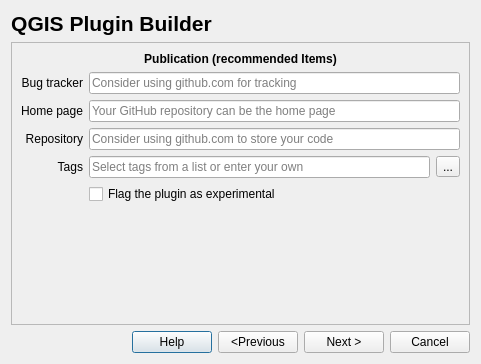
Qt form plugin_builder_dialog_base.ui (g-sherman/Qgis-Plugin-Builder) before a commit.
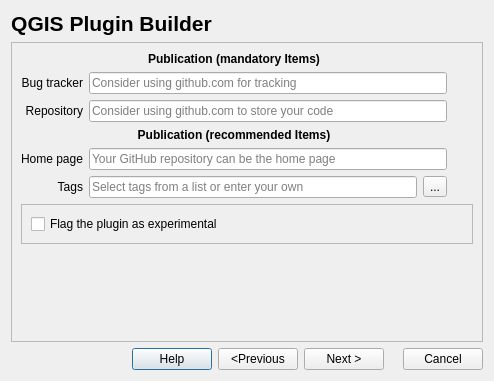
The same form after that commit. The open tabs and pages were chosen to show the change.

Patch:
```diff
--- a/plugin_builder_dialog_base.ui
+++ b/plugin_builder_dialog_base.ui
@@ -6,8 +6,8 @@
    <rect>
     <x>0</x>
     <y>0</y>
-    <width>457</width>
-    <height>364</height>
+    <width>494</width>
+    <height>381</height>
    </rect>
   </property>
   <property name="windowTitle">
@@ -698,7 +698,7 @@
           </font>
          </property>
          <property name="text">
-          <string>Publication (recommended Items)</string>
+          <string>Publication (mandatory Items)</string>
          </property>
          <property name="alignment">
           <set>Qt::AlignCenter</set>
@@ -759,6 +759,66 @@
         </widget>
        </item>
        <item row="2" column="0">
+        <widget class="QLabel" name="repository_label">
+         <property name="minimumSize">
+          <size>
+           <width>0</width>
+           <height>0</height>
+          </size>
+         </property>
+         <property name="maximumSize">
+          <size>
+           <width>16777215</width>
+           <height>16777215</height>
+          </size>
+         </property>
+         <property name="text">
+          <string>Repository</string>
+         </property>
+         <property name="alignment">
+          <set>Qt::AlignRight|Qt::AlignTrailing|Qt::AlignVCenter</set>
+         </property>
+        </widget>
+       </item>
+       <item row="2" column="1">
+        <widget class="QLineEdit" name="repository">
+         <property name="minimumSize">
+          <size>
+           <width>0</width>
+           <height>0</height>
+          </size>
+         </property>
+         <property name="maximumSize">
+          <size>
+           <width>16777215</width>
+           <height>16777215</height>
+          </size>
+         </property>
+         <property name="toolTip">
+          <string>Url of your plugin repository (if you have one)</string>
+         </property>
+         <property name="placeholderText">
+          <string>Consider using github.com to store your code</string>
+         </property>
+        </widget>
+       </item>
+       <item row="3" column="0" colspan="2">
+        <widget class="QLabel" name="optional_items_label_2">
+         <property name="font">
+          <font>
+           <weight>75</weight>
+           <bold>true</bold>
+          </font>
+         </property>
+         <property name="text">
+          <string>Publication (recommended Items)</string>
+         </property>
+         <property name="alignment">
+          <set>Qt::AlignCenter</set>
+         </property>
+        </widget>
+       </item>
+       <item row="4" column="0">
         <widget class="QLabel" name="homepage_label">
          <property name="minimumSize">
           <size>
@@ -780,7 +840,7 @@
          </property>
         </widget>
        </item>
-       <item row="2" column="1">
+       <item row="4" column="1">
         <widget class="QLineEdit" name="homepage">
          <property name="minimumSize">
           <size>
@@ -802,51 +862,7 @@
          </property>
         </widget>
        </item>
-       <item row="3" column="0">
-        <widget class="QLabel" name="repository_label">
-         <property name="minimumSize">
-          <size>
-           <width>0</width>
-           <height>0</height>
-          </size>
-         </property>
-         <property name="maximumSize">
-          <size>
-           <width>16777215</width>
-           <height>16777215</height>
-          </size>
-         </property>
-         <property name="text">
-          <string>Repository</string>
-         </property>
-         <property name="alignment">
-          <set>Qt::AlignRight|Qt::AlignTrailing|Qt::AlignVCenter</set>
-         </property>
-        </widget>
-       </item>
-       <item row="3" column="1">
-        <widget class="QLineEdit" name="repository">
-         <property name="minimumSize">
-          <size>
-           <width>0</width>
-           <height>0</height>
-          </size>
-         </property>
-         <property name="maximumSize">
-          <size>
-           <width>16777215</width>
-           <height>16777215</height>
-          </size>
-         </property>
-         <property name="toolTip">
-          <string>Url of your plugin repository (if you have one)</string>
-         </property>
-         <property name="placeholderText">
-          <string>Consider using github.com to store your code</string>
-         </property>
-        </widget>
-       </item>
-       <item row="4" column="0">
+       <item row="5" column="0">
         <widget class="QLabel" name="tags_label">
          <property name="maximumSize">
           <size>
@@ -862,7 +878,7 @@
          </property>
         </widget>
        </item>
-       <item row="4" column="1">
+       <item row="5" column="1">
         <layout class="QHBoxLayout" name="horizontalLayout_2">
          <item>
           <widget class="QLineEdit" name="tags">
@@ -898,14 +914,26 @@
          </item>
         </layout>
        </item>
-       <item row="5" column="1">
-        <widget class="QCheckBox" name="experimental">
-         <property name="text">
-          <string>Flag the plugin as experimental</string>
+       <item row="6" column="0" colspan="3">
+        <widget class="QFrame" name="frame">
+         <property name="frameShape">
+          <enum>QFrame::StyledPanel</enum>
          </property>
+         <property name="frameShadow">
+          <enum>QFrame::Raised</enum>
+         </property>
+         <layout class="QGridLayout" name="gridLayout_8">
+          <item row="0" column="0">
+           <widget class="QCheckBox" name="experimental">
+            <property name="text">
+             <string>Flag the plugin as experimental</string>
+            </property>
+           </widget>
+          </item>
+         </layout>
         </widget>
        </item>
-       <item row="6" column="1">
+       <item row="7" column="2">
         <spacer name="verticalSpacer">
          <property name="orientation">
           <enum>Qt::Vertical</enum>
```
Left out of the diff: 31 changed lines with no effect on the pictures.
